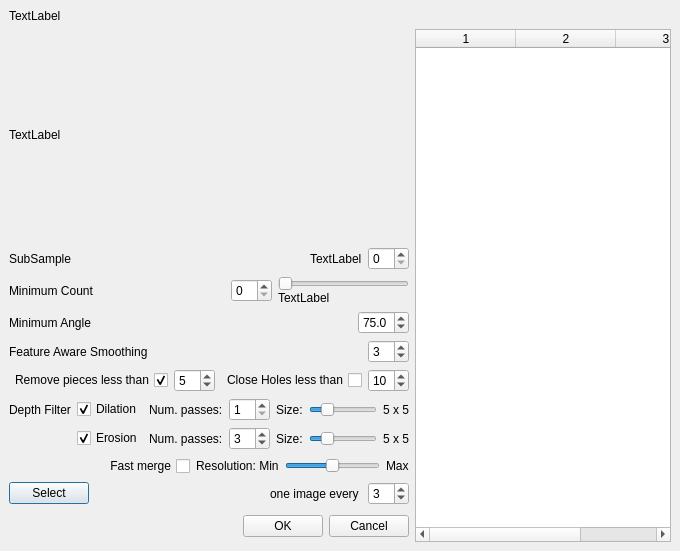
Above: src/meshlabplugins/epoch_io/ui/v3dImportDialog.ui from cnr-isti-vclab/meshlab before the change. Below: the same form after it.
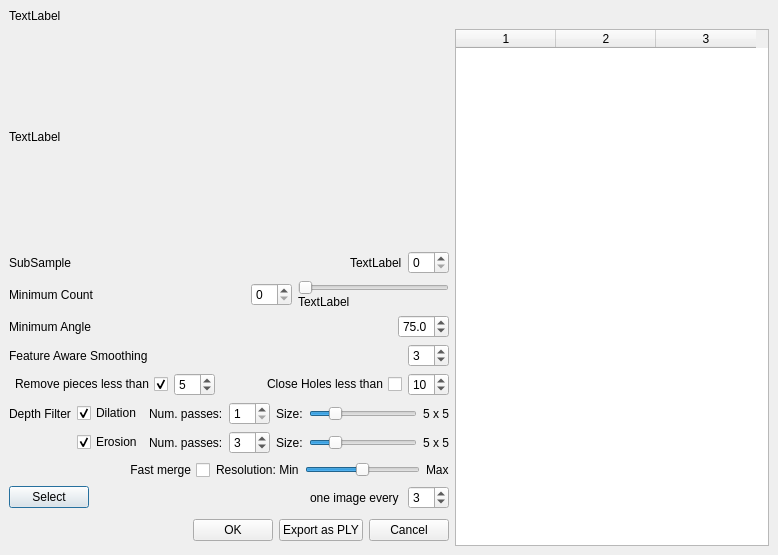
That is the form after the change.

Commit message: Added automatic exporting of ply and aln from the dialog

Diff of the .ui file:
```diff
--- a/src/meshlabplugins/epoch_io/ui/v3dImportDialog.ui
+++ b/src/meshlabplugins/epoch_io/ui/v3dImportDialog.ui
@@ -5,8 +5,8 @@
    <rect>
     <x>0</x>
     <y>0</y>
-    <width>661</width>
-    <height>551</height>
+    <width>778</width>
+    <height>555</height>
    </rect>
   </property>
   <property name="sizePolicy" >
@@ -642,6 +642,16 @@
        </property>
       </widget>
      </item>
+     <item>
+      <widget class="QPushButton" name="plyButton" >
+       <property name="toolTip" >
+        <string>Process all selected range maps and save them as separated ply</string>
+       </property>
+       <property name="text" >
+        <string>Export as PLY</string>
+       </property>
+      </widget>
+     </item>
      <item>
       <widget class="QPushButton" name="cancelButton" >
        <property name="text" >
```
Left out of the diff: 8 changed lines with no effect on the pictures. The commit also changes 4 other files.
